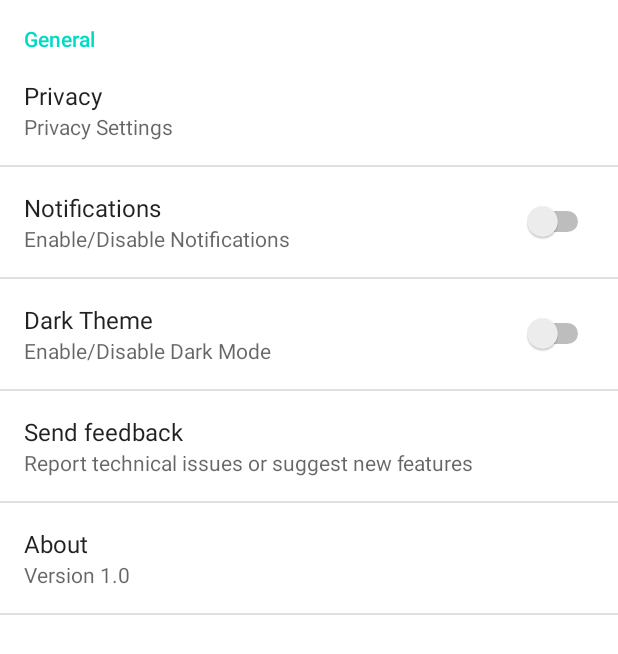
After one commit to ETS-Android3/SoundWave, an Android app: the SettingsActivity screen opened directly, with no data from a screen before it, on a phone screen of 412 x 824 dp. The commit adds this screen. Shown: the top 654 px of the screen. Run offline under Robolectric (Android 15) with nearby library versions, the phone set to English and light mode, and no system bars.

Commit message:
Settings page / My account button(list)

```diff
--- a/app/build.gradle
+++ b/app/build.gradle
@@ -41,6 +41,7 @@ dependencies {
     implementation 'androidx.lifecycle:lifecycle-viewmodel-ktx:2.3.1'
     implementation 'com.google.firebase:firebase-auth:21.0.1'
     implementation 'com.google.android.exoplayer:exoplayer:2.16.0'
+    implementation 'androidx.preference:preference:1.1.1'
     testImplementation 'junit:junit:4.+'
     androidTestImplementation 'androidx.test.ext:junit:1.1.2'
     androidTestImplementation 'androidx.test.espresso:espresso-core:3.3.0'
--- /dev/null
+++ b/app/src/main/java/com/example/projectlogin/ui/login/SettingsActivity.java
@@ -0,0 +1,19 @@
+package com.example.projectlogin.ui.login;
+import android.os.Bundle;
+import com.example.projectlogin.R;
+import androidx.appcompat.app.AppCompatActivity;
+
+public class SettingsActivity extends AppCompatActivity {
+
+    @Override
+    protected void onCreate(Bundle savedInstanceState) {
+        super.onCreate(savedInstanceState);
+        setContentView(R.layout.settings_activity);
+        if (findViewById(R.id.idFrameLayout) != null) {
+            if (savedInstanceState != null) {
+                return;
+            }
+            getFragmentManager().beginTransaction().add(R.id.idFrameLayout, new SettingsFragment()).commit();
+        }
+    }
+}
--- /dev/null
+++ b/app/src/main/java/com/example/projectlogin/ui/login/SettingsFragment.java
@@ -0,0 +1,15 @@
+package com.example.projectlogin.ui.login;
+import android.os.Bundle;
+import android.preference.PreferenceFragment;
+import com.example.projectlogin.R;
+import androidx.annotation.Nullable;
+
+public class SettingsFragment extends PreferenceFragment {
+
+    @Override
+    public void onCreate(@Nullable Bundle savedInstanceState) {
+        super.onCreate(savedInstanceState);
+
+        addPreferencesFromResource(R.xml.preferences);
+    }
+}
--- /dev/null
+++ b/app/src/main/res/layout/settings_activity.xml
@@ -0,0 +1,14 @@
+<?xml version="1.0" encoding="utf-8"?>
+<androidx.constraintlayout.widget.ConstraintLayout
+    xmlns:android="http://schemas.android.com/apk/res/android"
+    xmlns:tools="http://schemas.android.com/tools"
+    android:layout_width="match_parent"
+    android:layout_height="match_parent"
+    tools:context="ui.login.SettingsActivity">
+
+    <FrameLayout
+        android:id="@+id/idFrameLayout"
+        android:layout_width="match_parent"
+        android:layout_height="match_parent" />
+
+</androidx.constraintlayout.widget.ConstraintLayout>
--- a/app/src/main/res/values-night/themes.xml
+++ b/app/src/main/res/values-night/themes.xml
@@ -1,6 +1,6 @@
 <resources xmlns:tools="http://schemas.android.com/tools">
     <!-- Base application theme. -->
-    <style name="Theme.ProjectLogin" parent="Theme.MaterialComponents.DayNight.DarkActionBar">
+    <style name="Theme.ProjectLogin" parent="Theme.MaterialComponents.DayNight.NoActionBar">
         <!-- Primary brand color. -->
         <item name="colorPrimary">@color/purple_200</item>
         <item name="colorPrimaryVariant">@color/purple_700</item>
--- a/app/src/main/res/values/strings.xml
+++ b/app/src/main/res/values/strings.xml
@@ -1,6 +1,6 @@
 <resources>
     <string name="app_name">ProjectLogin</string>
-    <!-- Strings related to login -->
+
     <string name="prompt_email">Email</string>
     <string name="prompt_password">Password</string>
     <string name="action_sign_in">Sign in or register</string>
@@ -9,4 +9,18 @@
     <string name="invalid_username">Not a valid username</string>
     <string name="invalid_password">Password must be >5 characters</string>
     <string name="login_failed">"Login failed"</string>
+        <string name="privacy_settings">Privacy</string>
+        <string name="privacy">Privacy Settings</string>
+        <string name="notification_settings">Notifications</string>
+        <string name="notification">Enable/Disable Notifications</string>
+        <string name="dark_mode">Dark Theme</string>
+        <string name="restricated_mode">Enable/Disable Dark Mode</string>
+
+
+
+        <string-array name="privacy_cookies">
+            <item>Enable Cookies</item>
+            <item>Disable Cookies</item>
+        </string-array>
+
 </resources>
--- /dev/null
+++ b/app/src/main/res/xml/preferences.xml
@@ -0,0 +1,45 @@
+<?xml version="1.0" encoding="utf-8"?>
+<PreferenceScreen
+    xmlns:android="http://schemas.android.com/apk/res/android">
+
+    <PreferenceCategory android:title="General" >
+
+
+        <ListPreference
+            android:defaultValue="3"
+            android:dialogTitle="@string/privacy_settings"
+            android:entries="@array/privacy_cookies"
+            android:entryValues="@array/privacy_cookies"
+            android:key="@string/privacy_settings"
+            android:summary="@string/privacy"
+            android:title="@string/privacy_settings" />
+
+
+        <SwitchPreference
+            android:defaultValue="false"
+            android:key="@string/notification_settings"
+            android:title="@string/notification_settings"
+            android:summary="@string/notification" />
+
+
+
+        <SwitchPreference
+            android:defaultValue="false"
+            android:key="@string/dark_mode"
+            android:summary="@string/restricated_mode"
+            android:title="@string/dark_mode" />
+
+        <Preference
+            android:key="feedback"
+            android:title="Send feedback"
+            android:summary="Report technical issues or suggest new features"/>
+
+        <Preference
+            android:key="About"
+            android:title="About"
+            android:summary="Version 1.0"/>
+
+    </PreferenceCategory>
+
+
+</PreferenceScreen>
```
Also changed, not shown: app/src/main/AndroidManifest.xml (+10 -0 lines), app/src/main/java/com/example/projectlogin/ui/login/MainActivity.java (+44 -11 lines), app/src/main/res/layout/activity_main.xml (+27 -26 lines), app/src/main/res/menu/menu_example.xml (added, +9 -0 lines), app/src/main/res/drawable/MyAccount.png (added).
